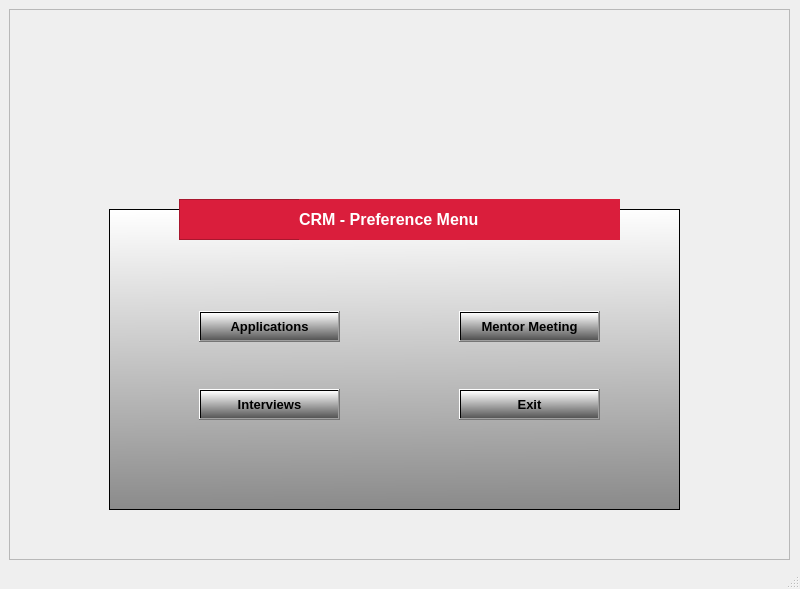
The window that preference.ui (nesibebakirdag-ship-it/Python_Modul_Week_4_team_2) describes before a commit, drawn with Qt 5.
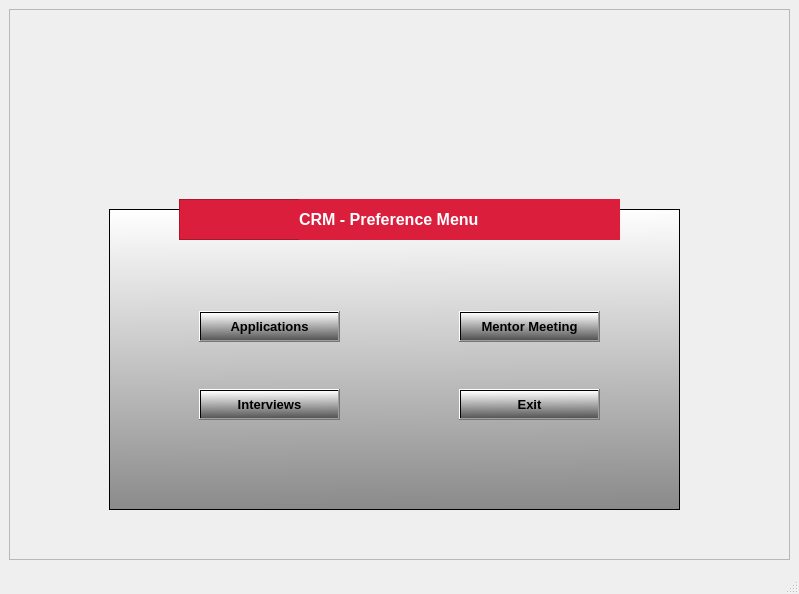
The same window after the commit. Icons and pictures are not drawn.

Patch:
```diff
--- a/preference.ui
+++ b/preference.ui
@@ -6,14 +6,26 @@
    <rect>
     <x>0</x>
     <y>0</y>
-    <width>800</width>
-    <height>589</height>
+    <width>799</width>
+    <height>594</height>
    </rect>
   </property>
+  <property name="sizePolicy">
+   <sizepolicy hsizetype="Fixed" vsizetype="Fixed">
+    <horstretch>0</horstretch>
+    <verstretch>0</verstretch>
+   </sizepolicy>
+  </property>
   <property name="windowTitle">
    <string>MainWindow</string>
   </property>
   <widget class="QWidget" name="centralwidget">
+   <property name="sizePolicy">
+    <sizepolicy hsizetype="Fixed" vsizetype="Fixed">
+     <horstretch>0</horstretch>
+     <verstretch>0</verstretch>
+    </sizepolicy>
+   </property>
    <widget class="QFrame" name="frame">
     <property name="geometry">
      <rect>
```
Left out of the diff: 21 changed lines with no effect on the pictures.
